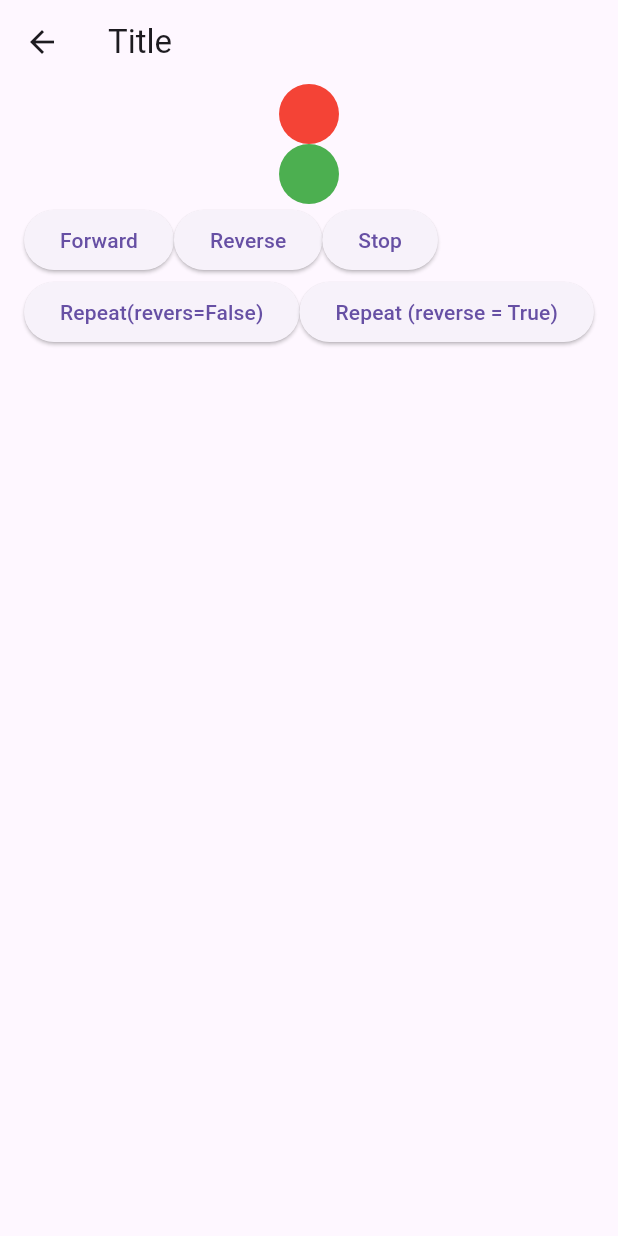
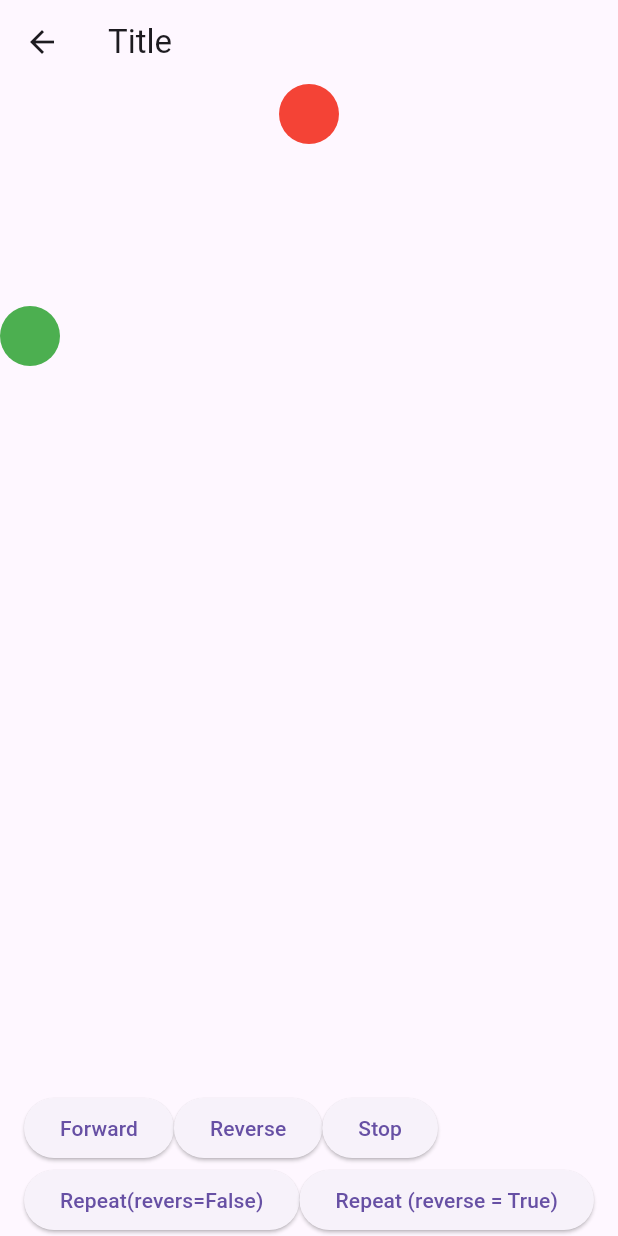
Before and after one commit to adlbe28/animated, a Flutter app: the FooTransitionWidgetScreen screen opened directly, on a phone screen of 412 x 824 dp. Run offline on Flutter 3.47's test engine with Material 3 defaults, Android fonts, the phone set to English and light mode, and no system bars.

Commit message:
Edit Stace Foo Transition Widget

```diff
--- a/lib/home/view/foo_transition_widget.dart
+++ b/lib/home/view/foo_transition_widget.dart
@@ -20,11 +20,11 @@ class _FooTransitionWidgetScreenState extends State<FooTransitionWidgetScreen>
       duration: const Duration(seconds: 2),
       reverseDuration: const Duration(seconds: 2),
     );
-    _greencircle = Tween<AlignmentGeometry>(
+    _redCircle = Tween<AlignmentGeometry>(
             begin: Alignment.topCenter, end: Alignment.bottomCenter)
         .animate(_animatedController);
-    _redCircle = Tween<AlignmentGeometry>(
-            begin: Alignment.topCenter, end: Alignment.bottomCenter)
+    _greencircle = Tween<AlignmentGeometry>(
+            begin: Alignment.centerLeft, end: Alignment.centerRight)
         .animate(_animatedController);
     super.initState();
   }
@@ -35,8 +35,10 @@ class _FooTransitionWidgetScreenState extends State<FooTransitionWidgetScreen>
       appBar: AppBar(
         title: const Text('Title'),
       ),
-      body: Container(
-          child: Column(
+      body: Column(
+        children: [
+          Expanded(
+            child: Stack(
               children: [
                 AlignTransition(
                   alignment: _redCircle,
@@ -50,6 +52,10 @@ class _FooTransitionWidgetScreenState extends State<FooTransitionWidgetScreen>
                     backgroundColor: Colors.green,
                   ),
                 ),
+              ],
+            ),
+          ),
+          const Spacer(),
           Wrap(
             children: [
               ElevatedButton(
@@ -82,7 +88,7 @@ class _FooTransitionWidgetScreenState extends State<FooTransitionWidgetScreen>
             ],
           )
         ],
-      )),
+      ),
     );
   }
 }
```
Lines whose indentation alone changed are shown as unchanged.
